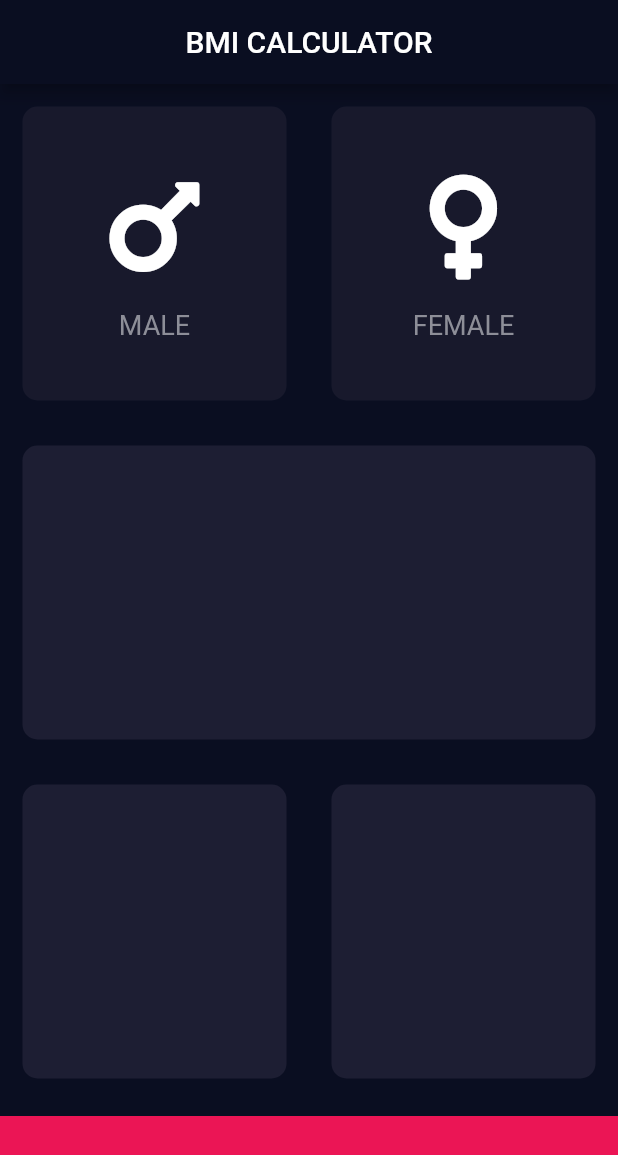
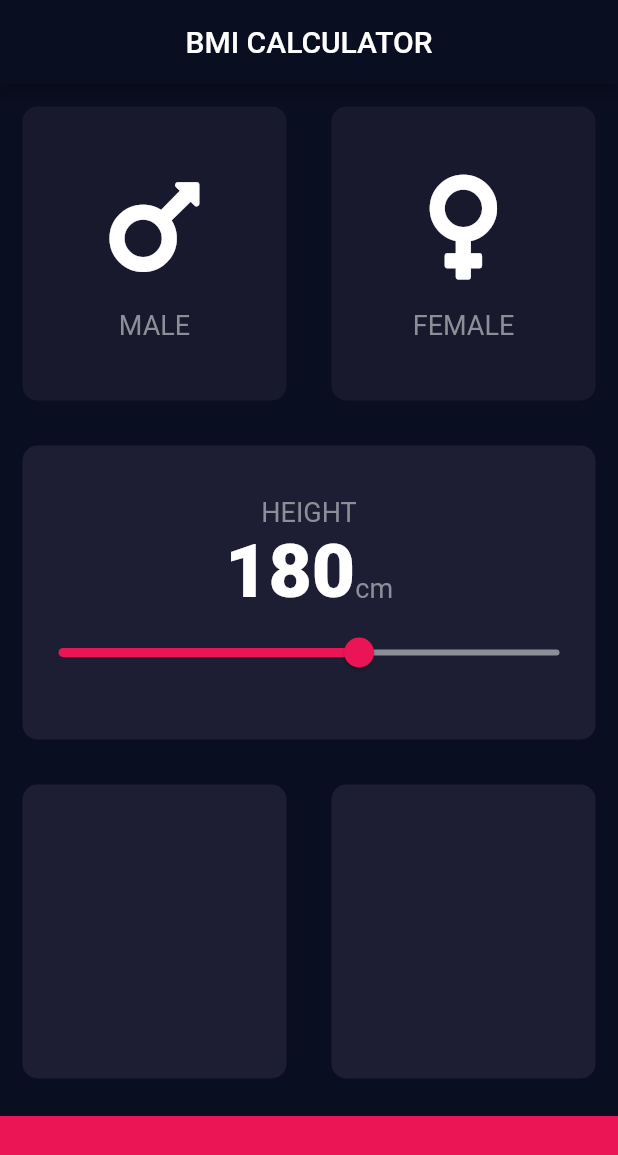
Before and after one commit to krrajpurohit/BMI-Calculator, a Flutter app: the screen it shows after launch, on a phone screen of 412 x 824 dp. Shown: the top 1155 px of the screen. Run offline on Flutter 3.47's test engine with Material 2 defaults, Android fonts, the phone set to English and light mode, and no system bars; our stand-ins replace font_awesome_flutter.

Commit message:
height slider implemented & constant file created

```diff
--- /dev/null
+++ b/lib/constants.dart
@@ -0,0 +1,18 @@
+import 'package:flutter/material.dart';
+
+const kActiveCardColor = Color(0xFF1D1E33);
+const kInactiveCardColor = Color(0xFF1D1E3);
+const kBottomContainerColor = Color(0xFFEB1555);
+const kBottomContainerHeight = 80.0;
+const kSliderMin = 120.0;
+const kSliderMax = 220.0;
+
+const kLabelTextStyle = TextStyle(
+  fontSize: 18.0,
+  color: Color(0xFF8D8E98),
+);
+
+const kNumberTextStyle = TextStyle(
+  fontSize: 50.0,
+  fontWeight: FontWeight.w900,
+); //TextStyle
--- a/lib/icon_content.dart
+++ b/lib/icon_content.dart
@@ -1,4 +1,5 @@
 import 'package:flutter/material.dart';
+import 'constants.dart';
 
 class IconContent extends StatelessWidget {
   final IconData icon;
@@ -19,10 +20,7 @@ class IconContent extends StatelessWidget {
         ),
         Text(
           label,
-          style: TextStyle(
-            fontSize: 18.0,
-            color: Color(0xFF8D8E98),
-          ),
+          style: kLabelTextStyle,
         ),
       ],
     );
--- a/lib/input_page.dart
+++ b/lib/input_page.dart
@@ -3,11 +3,8 @@ import 'package:flutter/rendering.dart';
 import 'package:font_awesome_flutter/font_awesome_flutter.dart';
 import 'reusable_card.dart';
 import 'icon_content.dart';
+import 'constants.dart';
 
-const activeCardColor = Color(0xFF1D1E33);
-const inactiveCardColor = Color(0xFF1D1E3);
-const bottomContainerColor = Color(0xFFEB1555);
-const bottomContainerHeight = 80.0;
 enum Gender { male, female }
 
 class InputPage extends StatefulWidget {
@@ -17,6 +14,7 @@ class InputPage extends StatefulWidget {
 
 class _InputPageState extends State<InputPage> {
   Gender selectedGender;
+  int height = 180;
 
   @override
   Widget build(BuildContext context) {
@@ -27,6 +25,7 @@ class _InputPageState extends State<InputPage> {
         ),
       ),
       body: Column(
+        crossAxisAlignment: CrossAxisAlignment.stretch,
         children: <Widget>[
           Expanded(
             child: Row(
@@ -39,8 +38,8 @@ class _InputPageState extends State<InputPage> {
                       });
                     },
                     colour: selectedGender == Gender.male
-                        ? activeCardColor
-                        : inactiveCardColor,
+                        ? kActiveCardColor
+                        : kInactiveCardColor,
                     cardChild: IconContent(
                       icon: FontAwesomeIcons.mars,
                       label: 'MALE',
@@ -55,8 +54,8 @@ class _InputPageState extends State<InputPage> {
                       });
                     },
                     colour: selectedGender == Gender.female
-                        ? activeCardColor
-                        : inactiveCardColor,
+                        ? kActiveCardColor
+                        : kInactiveCardColor,
                     cardChild: IconContent(
                       icon: FontAwesomeIcons.venus,
                       label: 'FEMALE',
@@ -67,25 +66,63 @@ class _InputPageState extends State<InputPage> {
             ),
           ),
           Expanded(
-            child: ReusableCard(colour: activeCardColor),
+            child: ReusableCard(
+              colour: kActiveCardColor,
+              cardChild: Column(
+                mainAxisAlignment: MainAxisAlignment.center,
+                children: <Widget>[
+                  Text(
+                    'HEIGHT',
+                    style: kLabelTextStyle,
+                  ),
+                  Row(
+                    mainAxisAlignment: MainAxisAlignment.center,
+                    crossAxisAlignment: CrossAxisAlignment.baseline,
+                    textBaseline: TextBaseline.alphabetic,
+                    children: <Widget>[
+                      Text(
+                        height.toString(),
+                        style: kNumberTextStyle,
+                      ),
+                      Text(
+                        'cm',
+                        style: kLabelTextStyle,
+                      ),
+                    ],
+                  ),
+                  Slider(
+                    value: height.toDouble(),
+                    min: kSliderMin,
+                    max: kSliderMax,
+                    activeColor: Color(0xFFEB1555),
+                    inactiveColor: Color(0xFF8D8E98),
+                    onChanged: (double newValue) {
+                      setState(() {
+                        height = newValue.round();
+                      });
+                    },
+                  ),
+                ],
+              ),
+            ),
           ),
           Expanded(
             child: Row(
               children: <Widget>[
                 Expanded(
-                  child: ReusableCard(colour: activeCardColor),
+                  child: ReusableCard(colour: kActiveCardColor),
                 ),
                 Expanded(
-                  child: ReusableCard(colour: activeCardColor),
+                  child: ReusableCard(colour: kActiveCardColor),
                 ),
               ],
             ),
           ),
           Container(
-            color: bottomContainerColor,
+            color: kBottomContainerColor,
             margin: EdgeInsets.only(top: 10.0),
             width: double.infinity,
-            height: bottomContainerHeight,
+            height: kBottomContainerHeight,
           ),
         ],
       ),
```
